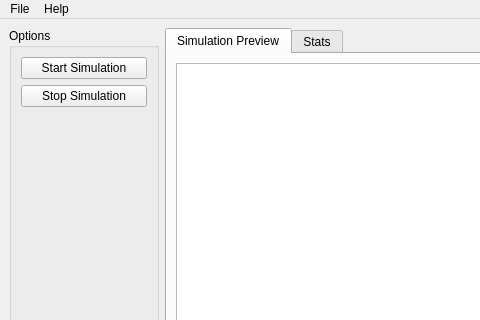
Qt form mainwindow.ui (Kamilcuk/Anthill) before a commit; both pictures show x 0 to 480 and y 0 to 320 of the 924 by 701 pixel window.
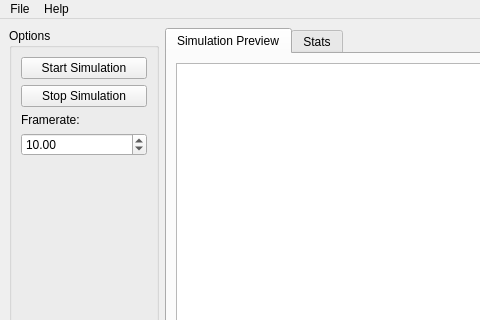
The same form after that commit.

Commit message: adjustable sumulation framerate

```diff
--- a/mainwindow.ui
+++ b/mainwindow.ui
@@ -41,6 +41,23 @@
          </property>
         </widget>
        </item>
+       <item>
+        <widget class="QLabel" name="label_2">
+         <property name="text">
+          <string>Framerate:</string>
+         </property>
+        </widget>
+       </item>
+       <item>
+        <widget class="QDoubleSpinBox" name="framerateBox">
+         <property name="maximum">
+          <double>200.000000000000000</double>
+         </property>
+         <property name="value">
+          <double>10.000000000000000</double>
+         </property>
+        </widget>
+       </item>
        <item>
         <spacer name="verticalSpacer">
          <property name="orientation">
```
The commit also changes 2 other files.
